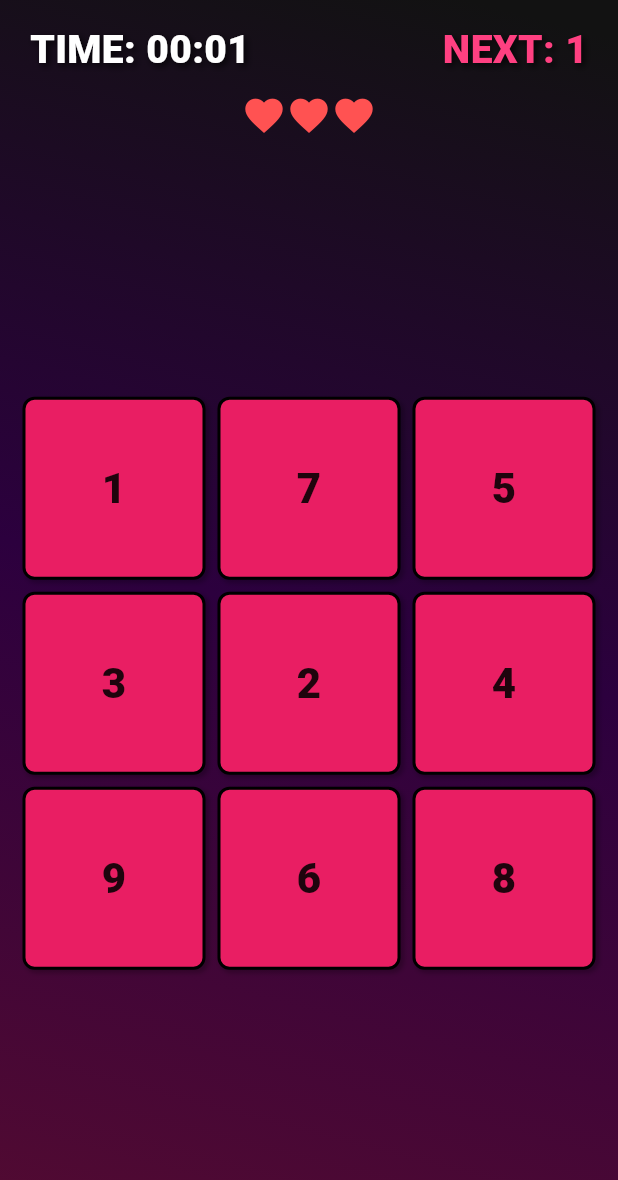
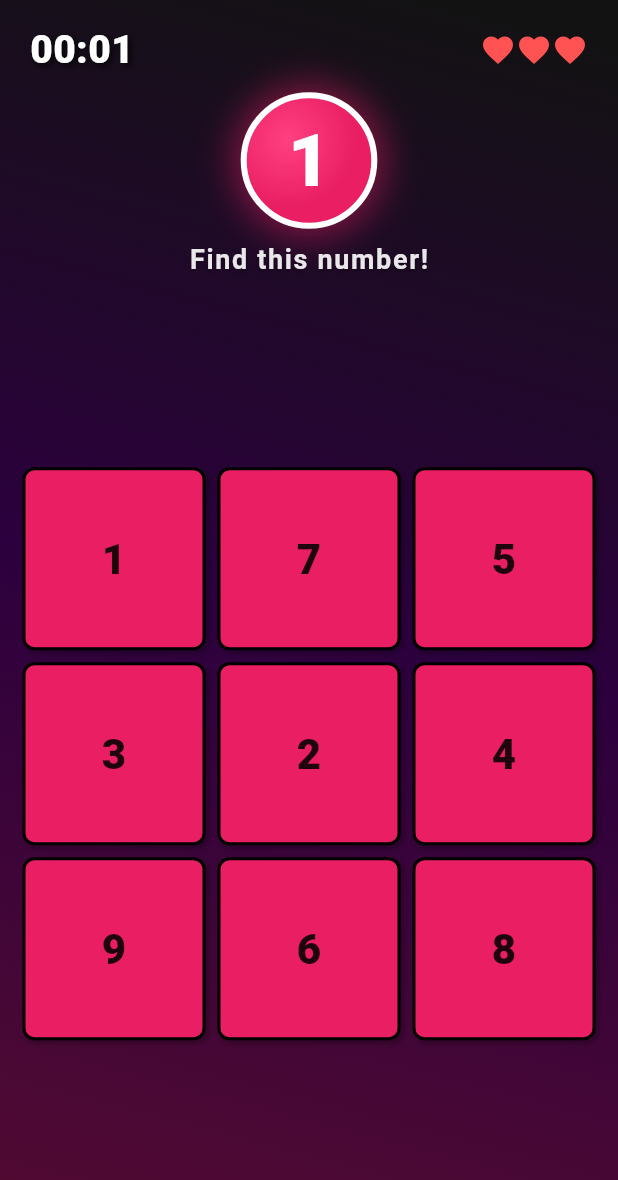
Before and after one commit to Pradeep-089/PopCount, a Flutter app: the GameScreen screen opened directly with sample values from the repository, on a phone screen of 412 x 824 dp. Shown: the top 1180 px of the screen. Run offline on Flutter 3.47's test engine with Material 3 defaults, Android fonts, the phone set to English and light mode, and no system bars; our stand-ins replace equatable, flutter_bloc, shared_preferences; accounts and stored records are empty.

Commit message:
Refactor GameScreen top HUD with pulsing target bubble

```diff
--- a/lib/screens/game_screen.dart
+++ b/lib/screens/game_screen.dart
@@ -1,4 +1,3 @@
-
 import 'package:flutter/material.dart';
 import 'package:flutter_bloc/flutter_bloc.dart';
 import '../bloc/game_bloc.dart';
@@ -45,26 +44,25 @@ class GameScreen extends StatelessWidget {
                                 Row(
                                   mainAxisAlignment: MainAxisAlignment.spaceBetween,
                                   children: [
-                                    _hudText('TIME: $minutes:$seconds'),
-                                    _hudText('NEXT: ${state.expectedNumber}', color: Colors.pinkAccent),
+                                    _hudText('$minutes:$seconds'),
+                                    Row(
+                                      children: List.generate(3, (index) {
+                                        return Icon(
+                                          index < (3 - state.mistakesCount) ? Icons.favorite : Icons.favorite_border,
+                                          color: Colors.redAccent,
+                                          size: 24,
+                                        );
+                                      }),
+                                    ),
                                   ],
                                 ),
                                 const SizedBox(height: 10),
-                                Row(
-                                  mainAxisAlignment: MainAxisAlignment.center,
-                                  children: List.generate(3, (index) {
-                                    return Icon(
-                                      index < (3 - state.mistakesCount) ? Icons.favorite : Icons.favorite_border,
-                                      color: Colors.redAccent,
-                                      size: 30,
-                                    );
-                                  }),
-                                ),
+                                NextNumberPulse(nextNumber: state.expectedNumber),
                               ],
                             ),
                           );
                         }
-                        return const SizedBox(height: 110);
+                        return const SizedBox(height: 150);
                       },
                     ),
 
@@ -169,3 +167,86 @@ class GameScreen extends StatelessWidget {
     }
   }
 }
+
+class NextNumberPulse extends StatefulWidget {
+  final int nextNumber;
+  const NextNumberPulse({super.key, required this.nextNumber});
+
+  @override
+  State<NextNumberPulse> createState() => _NextNumberPulseState();
+}
+
+class _NextNumberPulseState extends State<NextNumberPulse> with SingleTickerProviderStateMixin {
+  late AnimationController _pulseController;
+  late Animation<double> _scaleAnimation;
+
+  @override
+  void initState() {
+    super.initState();
+    _pulseController = AnimationController(
+      vsync: this,
+      duration: const Duration(seconds: 1),
+    )..repeat(reverse: true);
+
+    _scaleAnimation = Tween<double>(begin: 1.0, end: 1.15).animate(
+      CurvedAnimation(parent: _pulseController, curve: Curves.easeInOut),
+    );
+  }
+
+  @override
+  void dispose() {
+    _pulseController.dispose();
+    super.dispose();
+  }
+
+  @override
+  Widget build(BuildContext context) {
+    return Column(
+      children: [
+        ScaleTransition(
+          scale: _scaleAnimation,
+          child: Container(
+            width: 90,
+            height: 90,
+            decoration: BoxDecoration(
+              shape: BoxShape.circle,
+              gradient: const RadialGradient(
+                colors: [Colors.pinkAccent, Colors.pink],
+                center: Alignment(-0.3, -0.3),
+              ),
+              boxShadow: [
+                BoxShadow(
+                  color: Colors.pink.withOpacity(0.5),
+                  blurRadius: 20,
+                  spreadRadius: 5,
+                ),
+              ],
+              border: Border.all(color: Colors.white, width: 4),
+            ),
+            child: Center(
+              child: Text(
+                '${widget.nextNumber}',
+                style: const TextStyle(
+                  fontSize: 48,
+                  fontWeight: FontWeight.w900,
+                  color: Colors.white,
+                ),
+              ),
+            ),
+          ),
+        ),
+        const SizedBox(height: 8),
+        Text(
+          "Find this number!",
+          style: TextStyle(
+            fontSize: 18,
+            fontWeight: FontWeight.bold,
+            color: Colors.white.withOpacity(0.9),
+            letterSpacing: 1.1,
+            shadows: const [Shadow(color: Colors.black26, blurRadius: 4, offset: Offset(0, 2))],
+          ),
+        ),
+      ],
+    );
+  }
+}
```
